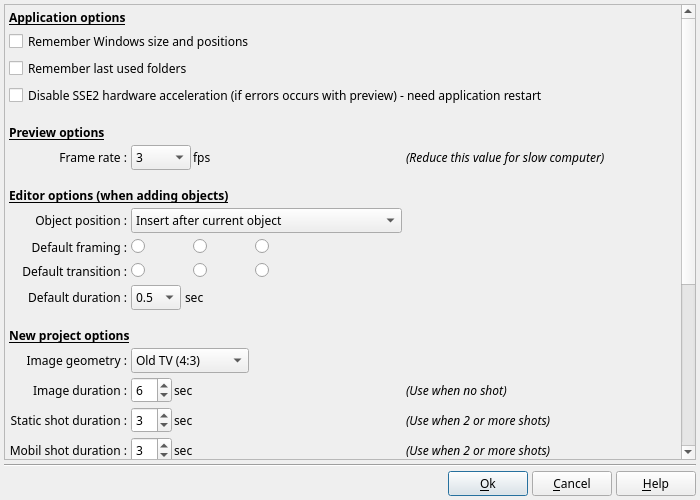
Above: DlgApplicationSettings.ui from boenki/ffdiaporama before the change. Below: the same form after it.
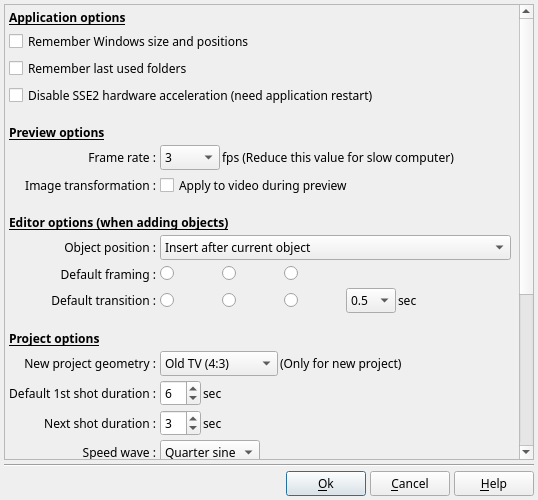
That is the form after the change. Icons and pictures are not drawn.

Commit message: - Poursuite des travaux dans la boite slide - Transfert des options de texte dans une nouvelle boite - Suppression de la boite de configuration de projet -> il n'y a plus que la boite de configuration de l'application - Réorganisation du menu - Transfert de la zone d'information EXIF dans la boite Slide

Patch:
```diff
--- a/DlgApplicationSettings.ui
+++ b/DlgApplicationSettings.ui
@@ -6,7 +6,7 @@
    <rect>
     <x>0</x>
     <y>0</y>
-    <width>700</width>
+    <width>538</width>
     <height>500</height>
    </rect>
   </property>
@@ -18,7 +18,7 @@
   </property>
   <property name="minimumSize">
    <size>
-    <width>700</width>
+    <width>500</width>
     <height>500</height>
    </size>
   </property>
@@ -57,8 +57,8 @@
        <rect>
         <x>0</x>
         <y>0</y>
-        <width>674</width>
-        <height>741</height>
+        <width>512</width>
+        <height>708</height>
        </rect>
       </property>
       <layout class="QGridLayout" name="gridLayout_2">
@@ -96,7 +96,7 @@
          </property>
         </widget>
        </item>
-       <item row="8" column="0">
+       <item row="9" column="0">
         <widget class="QLabel" name="label_2">
          <property name="text">
           <string>Object position :</string>
@@ -109,7 +109,7 @@
          </property>
         </widget>
        </item>
-       <item row="9" column="0">
+       <item row="10" column="0">
         <widget class="QLabel" name="label_7">
          <property name="text">
           <string>Default framing :</string>
@@ -119,7 +119,7 @@
          </property>
         </widget>
        </item>
-       <item row="33" column="0">
+       <item row="32" column="0">
         <spacer name="verticalSpacer">
          <property name="orientation">
           <enum>Qt::Vertical</enum>
@@ -154,7 +154,7 @@
           </font>
          </property>
          <property name="text">
-          <string>New project options</string>
+          <string>Project options</string>
          </property>
          <property name="alignment">
           <set>Qt::AlignBottom|Qt::AlignLeading|Qt::AlignLeft</set>
@@ -164,7 +164,7 @@
        <item row="18" column="0">
         <widget class="QLabel" name="label_11">
          <property name="text">
-          <string>Image duration :</string>
+          <string>Default 1st shot duration :</string>
          </property>
          <property name="alignment">
           <set>Qt::AlignRight|Qt::AlignTrailing|Qt::AlignVCenter</set>
@@ -177,7 +177,7 @@
        <item row="19" column="0">
         <widget class="QLabel" name="label_13">
          <property name="text">
-          <string>Static shot duration :</string>
+          <string>Next shot duration :</string>
          </property>
          <property name="alignment">
           <set>Qt::AlignRight|Qt::AlignTrailing|Qt::AlignVCenter</set>
@@ -188,19 +188,6 @@
         </widget>
        </item>
        <item row="20" column="0">
-        <widget class="QLabel" name="label_15">
-         <property name="text">
-          <string>Mobil shot duration :</string>
-         </property>
-         <property name="alignment">
-          <set>Qt::AlignRight|Qt::AlignTrailing|Qt::AlignVCenter</set>
-         </property>
-         <property name="buddy">
-          <cstring>MobilShotED</cstring>
-         </property>
-        </widget>
-       </item>
-       <item row="21" column="0">
         <widget class="QLabel" name="label_17">
          <property name="text">
           <string>Speed wave :</string>
@@ -213,7 +200,7 @@
          </property>
         </widget>
        </item>
-       <item row="22" column="0" colspan="3">
+       <item row="21" column="0" colspan="3">
         <widget class="QLabel" name="label_10">
          <property name="minimumSize">
           <size>
@@ -232,7 +219,7 @@
          </property>
         </widget>
        </item>
-       <item row="24" column="0">
+       <item row="23" column="0">
         <widget class="QLabel" name="label_20">
          <property name="text">
           <string>Video standard :</string>
@@ -248,7 +235,7 @@
        <item row="15" column="0">
         <widget class="QLabel" name="label_18">
          <property name="text">
-          <string>Image geometry :</string>
+          <string>New project geometry :</string>
          </property>
          <property name="alignment">
           <set>Qt::AlignRight|Qt::AlignTrailing|Qt::AlignVCenter</set>
@@ -258,7 +245,7 @@
          </property>
         </widget>
        </item>
-       <item row="28" column="0">
+       <item row="27" column="0">
         <widget class="QLabel" name="label_9">
          <property name="text">
           <string>Video codec :</string>
@@ -271,7 +258,7 @@
          </property>
         </widget>
        </item>
-       <item row="23" column="0">
+       <item row="22" column="0">
         <widget class="QLabel" name="label_24">
          <property name="text">
           <string>File format :</string>
@@ -284,7 +271,7 @@
          </property>
         </widget>
        </item>
-       <item row="10" column="0">
+       <item row="11" column="0">
         <widget class="QLabel" name="label_25">
          <property name="text">
           <string>Default transition :</string>
@@ -294,7 +281,7 @@
          </property>
         </widget>
        </item>
-       <item row="8" column="1">
+       <item row="9" column="1">
         <widget class="QComboBox" name="AppendObjectCB">
          <item>
           <property name="text">
@@ -308,7 +295,7 @@
          </item>
         </widget>
        </item>
-       <item row="9" column="1">
+       <item row="10" column="1">
         <layout class="QHBoxLayout" name="horizontalLayout">
          <property name="spacing">
           <number>2</number>
@@ -391,7 +378,7 @@
          </item>
         </layout>
        </item>
-       <item row="10" column="1">
+       <item row="11" column="1">
         <layout class="QHBoxLayout" name="horizontalLayout_13">
          <property name="spacing">
           <number>2</number>
@@ -460,36 +447,6 @@
           </widget>
          </item>
          <item>
-          <spacer name="horizontalSpacer_4">
-           <property name="orientation">
-            <enum>Qt::Horizontal</enum>
-           </property>
-           <property name="sizeHint" stdset="0">
-            <size>
-             <width>40</width>
-             <height>20</height>
-            </size>
-           </property>
-          </spacer>
-         </item>
-        </layout>
-       </item>
-       <item row="11" column="0">
-        <widget class="QLabel" name="label_26">
-         <property name="text">
-          <string>Default duration :</string>
-         </property>
-         <property name="alignment">
-          <set>Qt::AlignRight|Qt::AlignTrailing|Qt::AlignVCenter</set>
-         </property>
-         <property name="buddy">
-          <cstring>TransitionDurationCB</cstring>
-         </property>
-        </widget>
-       </item>
-       <item row="11" column="1">
-        <layout class="QHBoxLayout" name="horizontalLayout_3">
-         <item>
           <widget class="QComboBox" name="TransitionDurationCB">
            <property name="sizePolicy">
             <sizepolicy hsizetype="Fixed" vsizetype="Fixed">
@@ -543,6 +500,19 @@
            </property>
           </widget>
          </item>
+         <item>
+          <spacer name="horizontalSpacer_4">
+           <property name="orientation">
+            <enum>Qt::Horizontal</enum>
+           </property>
+           <property name="sizeHint" stdset="0">
+            <size>
+             <width>40</width>
+             <height>20</height>
+            </size>
+           </property>
+          </spacer>
+         </item>
         </layout>
        </item>
        <item row="15" column="1">
@@ -572,6 +542,13 @@
            </item>
           </widget>
          </item>
+         <item>
+          <widget class="QLabel" name="label_15">
+           <property name="text">
+            <string>(Only for new project)</string>
+           </property>
+          </widget>
+         </item>
          <item>
           <spacer name="horizontalSpacer_3">
            <property name="orientation">
@@ -621,18 +598,6 @@
          </item>
         </layout>
        </item>
-       <item row="18" column="2">
-        <widget class="QLabel" name="label_28">
-         <property name="font">
-          <font>
-           <italic>true</italic>
-          </font>
-         </property>
-         <property name="text">
-          <string>(Use when no shot)</string>
-         </property>
-        </widget>
-       </item>
        <item row="19" column="1">
         <layout class="QHBoxLayout" name="horizontalLayout_8">
          <property name="spacing">
@@ -667,65 +632,7 @@
          </item>
         </layout>
        </item>
-       <item row="19" column="2">
-        <widget class="QLabel" name="label_29">
-         <property name="font">
-          <font>
-           <italic>true</italic>
-          </font>
-         </property>
-         <property name="text">
-          <string>(Use when 2 or more shots)</string>
-         </property>
-        </widget>
-       </item>
        <item row="20" column="1">
-        <layout class="QHBoxLayout" name="horizontalLayout_9">
-         <property name="spacing">
-          <number>2</number>
-         </property>
-         <item>
-          <widget class="QSpinBox" name="MobilShotED">
-           <property name="value">
-            <number>3</number>
-           </property>
-          </widget>
-         </item>
-         <item>
-          <widget class="QLabel" name="label_16">
-           <property name="text">
-            <string>sec</string>
-           </property>
-          </widget>
-         </item>
-         <item>
-          <spacer name="horizontalSpacer_7">
-           <property name="orientation">
-            <enum>Qt::Horizontal</enum>
-           </property>
-           <property name="sizeHint" stdset="0">
-            <size>
-             <width>0</width>
-             <height>20</height>
-            </size>
-           </property>
-          </spacer>
-         </item>
-        </layout>
-       </item>
-       <item row="20" column="2">
-        <widget class="QLabel" name="label_30">
-         <property name="font">
-          <font>
-           <italic>true</italic>
-          </font>
-         </property>
-         <property name="text">
-          <string>(Use when 2 or more shots)</string>
-         </property>
-        </widget>
-       </item>
-       <item row="21" column="1">
         <layout class="QHBoxLayout" name="horizontalLayout_10">
          <property name="spacing">
           <number>2</number>
@@ -762,19 +669,7 @@
          </item>
         </layout>
        </item>
-       <item row="21" column="2">
-        <widget class="QLabel" name="label_31">
-         <property name="font">
-          <font>
-           <italic>true</italic>
-          </font>
-         </property>
-         <property name="text">
-          <string>(Use for mobils shots and transitions)</string>
-         </property>
-        </widget>
-       </item>
-       <item row="23" column="1">
+       <item row="22" column="1">
         <widget class="QComboBox" name="FileFormatCB">
          <property name="sizePolicy">
           <sizepolicy hsizetype="Preferred" vsizetype="Fixed">
@@ -784,7 +679,7 @@
          </property>
         </widget>
        </item>
-       <item row="25" column="0">
+       <item row="24" column="0">
         <widget class="QLabel" name="label_19">
          <property name="sizePolicy">
           <sizepolicy hsizetype="Preferred" vsizetype="Preferred">
@@ -803,7 +698,7 @@
          </property>
         </widget>
        </item>
-       <item row="25" column="1">
+       <item row="24" column="1">
         <widget class="QComboBox" name="SizeCombo">
          <property name="minimumSize">
           <size>
@@ -842,7 +737,7 @@
          </item>
         </widget>
        </item>
-       <item row="24" column="1">
+       <item row="23" column="1">
         <widget class="QComboBox" name="StandardCombo">
          <item>
           <property name="text">
@@ -856,7 +751,7 @@
          </item>
         </widget>
        </item>
-       <item row="29" column="0">
+       <item row="28" column="0">
         <widget class="QLabel" name="label_21">
          <property name="sizePolicy">
           <sizepolicy hsizetype="Preferred" vsizetype="Preferred">
@@ -875,29 +770,29 @@
          </property>
         </widget>
        </item>
-       <item row="29" column="1">
-        <widget class="QComboBox" name="VideoBitRateCB">
-         <property name="minimumSize">
-          <size>
-           <width>70</width>
-           <height>0</height>
-          </size>
-         </property>
-         <property name="maximumSize">
-          <size>
-           <width>70</width>
-           <height>16777215</height>
-          </size>
-         </property>
-        </widget>
-       </item>
        <item row="28" column="1">
+        <widget class="QComboBox" name="VideoBitRateCB">
+         <property name="minimumSize">
+          <size>
+           <width>70</width>
+           <height>0</height>
+          </size>
+         </property>
+         <property name="maximumSize">
+          <size>
+           <width>70</width>
+           <height>16777215</height>
+          </size>
+         </property>
+        </widget>
+       </item>
+       <item row="27" column="1">
         <widget class="QComboBox" name="VideoFormatCB"/>
        </item>
-       <item row="30" column="1">
+       <item row="29" column="1">
         <widget class="QComboBox" name="AudioFormatCB"/>
        </item>
-       <item row="30" column="0">
+       <item row="29" column="0">
         <widget class="QLabel" name="label_22">
          <property name="text">
           <string>Audio codec :</string>
@@ -910,7 +805,7 @@
          </property>
         </widget>
        </item>
-       <item row="32" column="0">
+       <item row="31" column="0">
         <widget class="QLabel" name="label_23">
          <property name="sizePolicy">
           <sizepolicy hsizetype="Preferred" vsizetype="Preferred">
@@ -929,7 +824,7 @@
          </property>
         </widget>
        </item>
-       <item row="32" column="1">
+       <item row="31" column="1">
         <widget class="QComboBox" name="AudioBitRateCB">
          <property name="minimumSize">
           <size>
@@ -974,7 +869,7 @@
          </property>
         </widget>
        </item>
-       <item row="7" column="0" colspan="3">
+       <item row="8" column="0" colspan="3">
         <widget class="QLabel" name="label">
          <property name="sizePolicy">
           <sizepolicy hsizetype="Preferred" vsizetype="Fixed">
@@ -1016,24 +911,6 @@
          </property>
         </widget>
        </item>
-       <item row="6" column="2">
-        <widget class="QLabel" name="label_32">
-         <property name="sizePolicy">
-          <sizepolicy hsizetype="Expanding" vsizetype="Preferred">
-           <horstretch>0</horstretch>
-           <verstretch>0</verstretch>
-          </sizepolicy>
-         </property>
-         <property name="font">
-          <font>
-           <italic>true</italic>
-          </font>
-         </property>
-         <property name="text">
-          <string>(Reduce this value for slow computer)</string>
-         </property>
-        </widget>
-       </item>
        <item row="6" column="1">
         <layout class="QHBoxLayout" name="horizontalLayout_4">
          <property name="spacing">
@@ -1071,35 +948,39 @@
          <item>
           <widget class="QLabel" name="label_6">
            <property name="sizePolicy">
-            <sizepolicy hsizetype="Preferred" vsizetype="Preferred">
+            <sizepolicy hsizetype="Expanding" vsizetype="Preferred">
              <horstretch>0</horstretch>
              <verstretch>0</verstretch>
             </sizepolicy>
            </property>
            <property name="text">
-            <string>fps</string>
+            <string>fps (Reduce this value for slow computer)</string>
            </property>
           </widget>
          </item>
-         <item>
-          <spacer name="horizontalSpacer_10">
-           <property name="orientation">
-            <enum>Qt::Horizontal</enum>
-           </property>
-           <property name="sizeHint" stdset="0">
-            <size>
-             <width>40</width>
-             <height>20</height>
-            </size>
-           </property>
-          </spacer>
-         </item>
         </layout>
        </item>
        <item row="3" column="0" colspan="3">
         <widget class="QCheckBox" name="DisableSSE2CB">
          <property name="text">
-          <string>Disable SSE2 hardware acceleration (if errors occurs with preview) - need application restart</string>
+          <string>Disable SSE2 hardware acceleration (need application restart)</string>
+         </property>
+        </widget>
+       </item>
+       <item row="7" column="0">
+        <widget class="QLabel" name="label_16">
+         <property name="text">
+          <string>Image transformation :</string>
+         </property>
+         <property name="alignment">
+          <set>Qt::AlignRight|Qt::AlignTrailing|Qt::AlignVCenter</set>
+         </property>
+        </widget>
+       </item>
+       <item row="7" column="1">
+        <widget class="QCheckBox" name="ApplyTransfoDuringPreviewCB">
+         <property name="text">
+          <string>Apply to video during preview</string>
          </property>
         </widget>
        </item>
```
Left out of the diff: 1 changed line with no effect on the pictures. The commit also changes 40 other files.
